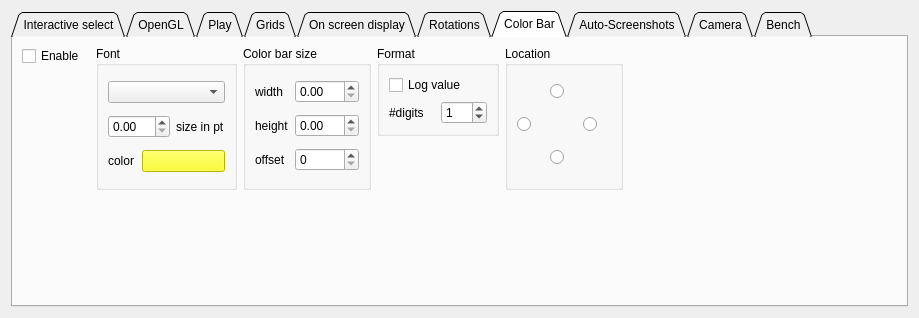
The window that src/formoptions.ui (jcldc/glnemo2) describes before a commit, drawn with Qt 5.
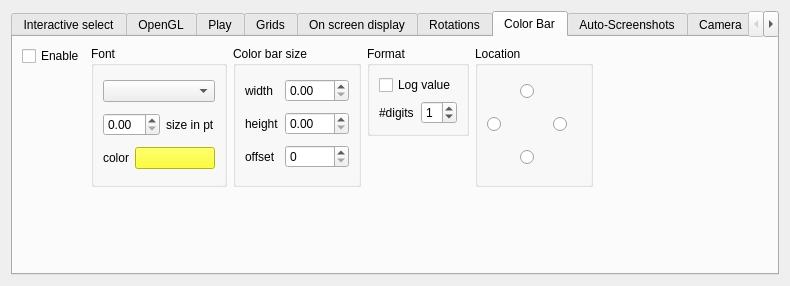
The same window after the commit. The open tabs and pages were chosen to show the change. Icons and pictures are not drawn.

What changed in the file:
```diff
--- a/src/formoptions.ui
+++ b/src/formoptions.ui
@@ -9,8 +9,8 @@
    <rect>
     <x>0</x>
     <y>0</y>
-    <width>919</width>
-    <height>301</height>
+    <width>790</width>
+    <height>286</height>
    </rect>
   </property>
   <property name="windowTitle">
@@ -21,11 +21,11 @@
     <normaloff/>
    </iconset>
   </property>
-  <layout class="QGridLayout" name="gridLayout_33">
+  <layout class="QGridLayout" name="gridLayout_3">
    <item row="0" column="0">
     <widget class="QTabWidget" name="options_dialog">
      <property name="tabShape">
-      <enum>QTabWidget::Triangular</enum>
+      <enum>QTabWidget::Rounded</enum>
      </property>
      <property name="currentIndex">
       <number>4</number>
@@ -2712,7 +2712,7 @@
       <attribute name="title">
        <string>On screen display</string>
       </attribute>
-      <layout class="QGridLayout" name="gridLayout_30">
+      <layout class="QGridLayout" name="gridLayout_25">
        <item row="0" column="0" rowspan="3">
         <widget class="QGroupBox" name="groupBox_12">
          <property name="title">
@@ -2929,49 +2929,6 @@
          </layout>
         </widget>
        </item>
-       <item row="1" column="1">
-        <widget class="QGroupBox" name="groupBox_13">
-         <property name="title">
-          <string>font</string>
-         </property>
-         <layout class="QGridLayout" name="gridLayout_21">
-          <item row="0" column="0" colspan="2">
-           <widget class="QComboBox" name="osd_combo_font">
-            <property name="toolTip">
-             <string>select font</string>
-            </property>
-           </widget>
-          </item>
-          <item row="1" column="0">
-           <widget class="QDoubleSpinBox" name="spin_font_size">
-            <property name="toolTip">
-             <string>change font size</string>
-            </property>
-           </widget>
-          </item>
-          <item row="1" column="1">
-           <widget class="QLabel" name="label_15">
-            <property name="text">
-             <string>size in pt</string>
-            </property>
-           </widget>
-          </item>
-         </layout>
-        </widget>
-       </item>
-       <item row="1" column="4">
-        <spacer name="horizontalSpacer_21">
-         <property name="orientation">
-          <enum>Qt::Horizontal</enum>
-         </property>
-         <property name="sizeHint" stdset="0">
-          <size>
-           <width>110</width>
-           <height>20</height>
-          </size>
-         </property>
-        </spacer>
-       </item>
        <item row="2" column="1" rowspan="2">
         <widget class="QGroupBox" name="groupBox_14">
          <property name="title">
@@ -3845,60 +3802,28 @@
          </layout>
         </widget>
        </item>
-       <item row="3" column="0" rowspan="2">
-        <spacer name="verticalSpacer_10">
-         <property name="orientation">
-          <enum>Qt::Vertical</enum>
-         </property>
-         <property name="sizeType">
-          <enum>QSizePolicy::MinimumExpanding</enum>
-         </property>
-         <property name="sizeHint" stdset="0">
-          <size>
-           <width>20</width>
-           <height>0</height>
-          </size>
-         </property>
-        </spacer>
-       </item>
-       <item row="3" column="2">
-        <spacer name="horizontalSpacer_8">
+       <item row="3" column="3">
+        <spacer name="horizontalSpacer_21">
          <property name="orientation">
           <enum>Qt::Horizontal</enum>
          </property>
          <property name="sizeHint" stdset="0">
           <size>
-           <width>357</width>
+           <width>110</width>
            <height>20</height>
           </size>
          </property>
         </spacer>
        </item>
-       <item row="3" column="3" rowspan="2">
-        <spacer name="verticalSpacer_11">
-         <property name="orientation">
-          <enum>Qt::Vertical</enum>
-         </property>
-         <property name="sizeType">
-          <enum>QSizePolicy::MinimumExpanding</enum>
-         </property>
-         <property name="sizeHint" stdset="0">
-          <size>
-           <width>20</width>
-           <height>73</height>
-          </size>
-         </property>
-        </spacer>
-       </item>
        <item row="4" column="1">
-        <spacer name="verticalSpacer_8">
+        <spacer name="verticalSpacer_7">
          <property name="orientation">
           <enum>Qt::Vertical</enum>
          </property>
          <property name="sizeHint" stdset="0">
           <size>
            <width>20</width>
-           <height>82</height>
+           <height>8</height>
           </size>
          </property>
         </spacer>
@@ -5380,7 +5305,7 @@
       <attribute name="title">
        <string>Color Bar</string>
       </attribute>
-      <layout class="QGridLayout" name="gridLayout_25">
+      <layout class="QGridLayout" name="gridLayout_30">
        <item row="0" column="0">
         <widget class="QCheckBox" name="gcb_enable">
          <property name="text">
@@ -6082,22 +6007,6 @@
          </layout>
         </widget>
        </item>
-       <item row="1" column="0" rowspan="2">
-        <spacer name="verticalSpacer_12">
-         <property name="orientation">
-          <enum>Qt::Vertical</enum>
-         </property>
-         <property name="sizeType">
-          <enum>QSizePolicy::MinimumExpanding</enum>
-         </property>
-         <property name="sizeHint" stdset="0">
-          <size>
-           <width>68</width>
-           <height>114</height>
-          </size>
-         </property>
-        </spacer>
-       </item>
        <item row="1" column="5">
         <spacer name="horizontalSpacer_9">
          <property name="orientation">
@@ -6111,66 +6020,67 @@
          </property>
         </spacer>
        </item>
-       <item row="2" column="3" rowspan="2">
-        <spacer name="verticalSpacer_15">
+       <item row="2" column="0" rowspan="2">
+        <spacer name="verticalSpacer_8">
          <property name="orientation">
           <enum>Qt::Vertical</enum>
          </property>
-         <property name="sizeType">
-          <enum>QSizePolicy::MinimumExpanding</enum>
+         <property name="sizeHint" stdset="0">
+          <size>
+           <width>20</width>
+           <height>48</height>
+          </size>
          </property>
+        </spacer>
+       </item>
+       <item row="2" column="3" rowspan="3">
+        <spacer name="verticalSpacer_12">
+         <property name="orientation">
+          <enum>Qt::Vertical</enum>
+         </property>
          <property name="sizeHint" stdset="0">
           <size>
-           <width>122</width>
-           <height>41</height>
+           <width>20</width>
+           <height>121</height>
           </size>
          </property>
         </spacer>
        </item>
-       <item row="3" column="1">
+       <item row="3" column="1" rowspan="2">
+        <spacer name="verticalSpacer_10">
+         <property name="orientation">
+          <enum>Qt::Vertical</enum>
+         </property>
+         <property name="sizeHint" stdset="0">
+          <size>
+           <width>20</width>
+           <height>70</height>
+          </size>
+         </property>
+        </spacer>
+       </item>
+       <item row="4" column="2">
+        <spacer name="verticalSpacer_11">
+         <property name="orientation">
+          <enum>Qt::Vertical</enum>
+         </property>
+         <property name="sizeHint" stdset="0">
+          <size>
+           <width>20</width>
+           <height>64</height>
+          </size>
+         </property>
+        </spacer>
+       </item>
+       <item row="4" column="4">
         <spacer name="verticalSpacer_13">
          <property name="orientation">
           <enum>Qt::Vertical</enum>
          </property>
-         <property name="sizeType">
-          <enum>QSizePolicy::MinimumExpanding</enum>
-         </property>
          <property name="sizeHint" stdset="0">
           <size>
-           <width>141</width>
-           <height>11</height>
-          </size>
-         </property>
-        </spacer>
-       </item>
-       <item row="3" column="2">
-        <spacer name="verticalSpacer_14">
-         <property name="orientation">
-          <enum>Qt::Vertical</enum>
-         </property>
-         <property name="sizeType">
-          <enum>QSizePolicy::MinimumExpanding</enum>
-         </property>
-         <property name="sizeHint" stdset="0">
-          <size>
-           <width>123</width>
-           <height>11</height>
-          </size>
-         </property>
-        </spacer>
-       </item>
-       <item row="3" column="4">
-        <spacer name="verticalSpacer_16">
-         <property name="orientation">
-          <enum>Qt::Vertical</enum>
-         </property>
-         <property name="sizeType">
-          <enum>QSizePolicy::MinimumExpanding</enum>
-         </property>
-         <property name="sizeHint" stdset="0">
-          <size>
-           <width>28</width>
-           <height>11</height>
+           <width>20</width>
+           <height>64</height>
           </size>
          </property>
         </spacer>
@@ -6181,7 +6091,7 @@
       <attribute name="title">
        <string>Auto-Screenshots</string>
       </attribute>
-      <layout class="QGridLayout" name="gridLayout_42">
+      <layout class="QGridLayout" name="gridLayout_33">
        <item row="0" column="0" rowspan="2">
         <widget class="QGroupBox" name="groupBox_6">
          <property name="title">
@@ -7788,7 +7698,20 @@
          <property name="sizeHint" stdset="0">
           <size>
            <width>20</width>
-           <height>27</height>
+           <height>99</height>
+          </size>
+         </property>
+        </spacer>
+       </item>
+       <item row="2" column="0">
+        <spacer name="verticalSpacer">
+         <property name="orientation">
+          <enum>Qt::Vertical</enum>
+         </property>
+         <property name="sizeHint" stdset="0">
+          <size>
+           <width>20</width>
+           <height>18</height>
           </size>
          </property>
         </spacer>
@@ -8375,7 +8298,7 @@
       <attribute name="title">
        <string>Bench</string>
       </attribute>
-      <layout class="QGridLayout" name="gridLayout_3">
+      <layout class="QGridLayout" name="gridLayout_42">
        <item row="0" column="0" rowspan="2">
         <widget class="QGroupBox" name="time_choice">
          <property name="sizePolicy">
@@ -9240,13 +9163,10 @@
          <property name="orientation">
           <enum>Qt::Vertical</enum>
          </property>
-         <property name="sizeType">
-          <enum>QSizePolicy::MinimumExpanding</enum>
-         </property>
          <property name="sizeHint" stdset="0">
           <size>
            <width>20</width>
-           <height>61</height>
+           <height>119</height>
           </size>
          </property>
         </spacer>
```
Left out of the diff: 406 changed lines with no effect on the pictures.
